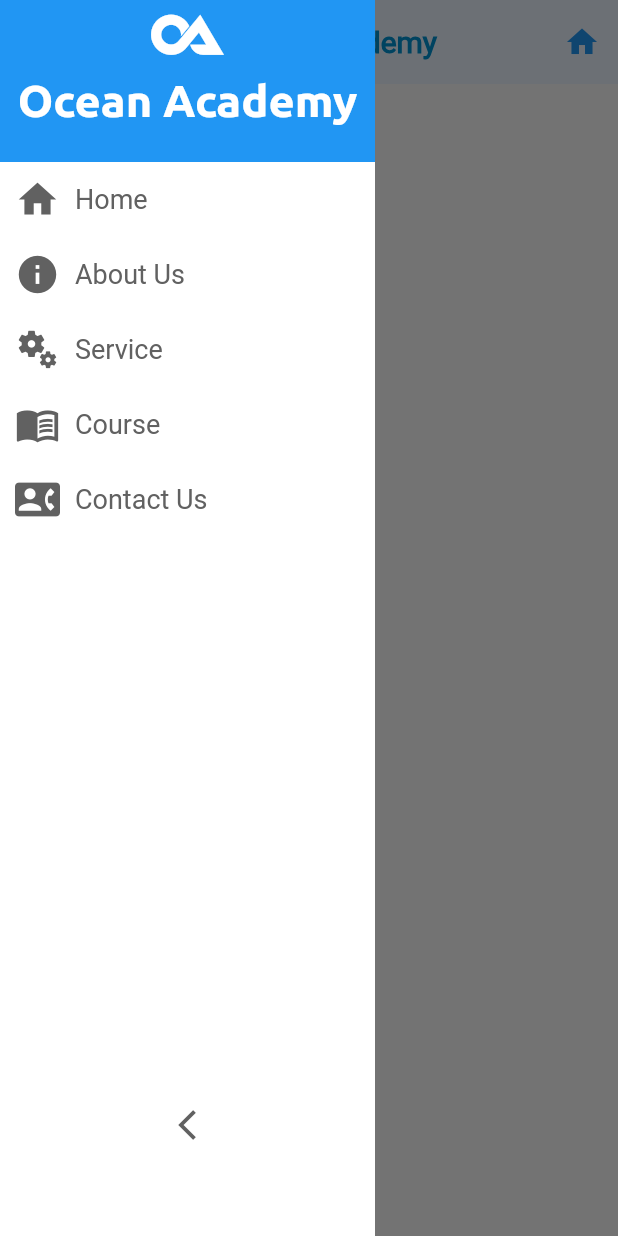
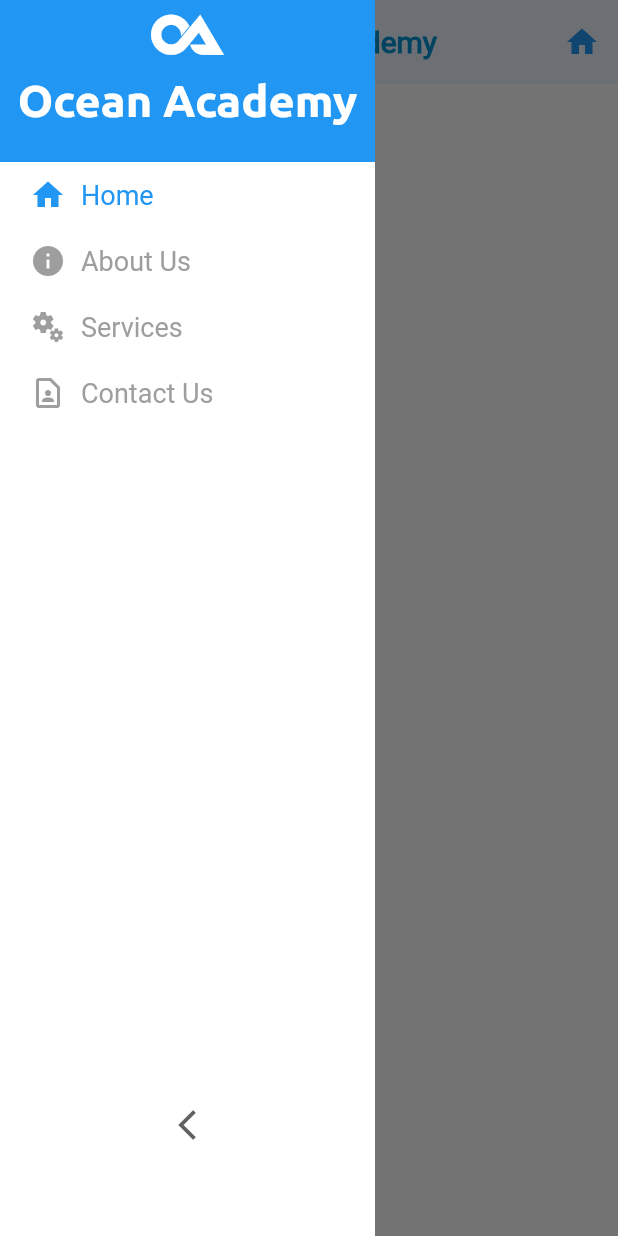
Before and after one commit to ocean-academy-OA/flutter_app_newocean, a Flutter app: the MenuBarDrawer widget shown alone on an empty page, opened directly, with the side drawer open, on a phone screen of 412 x 824 dp. Run offline on Flutter 3.47's test engine with Material 2 defaults, Android fonts, the phone set to English and light mode, and no system bars; our stand-ins replace auto_size_text, cloud_firestore, email_validator, flushbar, font_awesome_flutter, get_it and 8 more; missing offline and left inert: dart:html, progress_indicator_button; accounts and stored records are empty; project files that could hold a hidden picture were left out.

Commit message:
mobile nav bar routing completed

```diff
--- a/lib/Menu/Menu_DeskTop.dart
+++ b/lib/Menu/Menu_DeskTop.dart
@@ -99,6 +99,8 @@ class _NavbarRoutingState extends State<NavbarRouting> {
 
   @override
   Widget build(BuildContext context) {
+    print('hhhhhhhhhhhhhhhhhhhhhhh');
+    // print(settings.name);
     return Container(
       color: Color(0xFFECF5FF),
       child: Padding(
--- a/lib/Menu/Menubar_drawer.dart
+++ b/lib/Menu/Menubar_drawer.dart
@@ -1,8 +1,14 @@
+import 'package:flutter/cupertino.dart';
 import 'package:flutter/material.dart';
+import 'package:flutter/rendering.dart';
 import 'package:flutter_app_newocean/Landing/Home_view.dart';
+import 'package:flutter_app_newocean/Menu/Menu_DeskTop.dart';
 import 'package:flutter_app_newocean/Menu/menu_item.dart';
 import 'package:flutter_app_newocean/Menu/menu_item_widget.dart';
 import 'package:flutter_app_newocean/ocean_icon/ocean_icons.dart';
+import 'package:flutter_app_newocean/route/navigation_locator.dart';
+import 'package:flutter_app_newocean/route/navigation_service.dart';
+import 'package:flutter_app_newocean/route/routeNames.dart';
 
 class MenuBarDrawer extends StatefulWidget {
   @override
@@ -57,14 +63,33 @@ class _MenuBarDrawerState extends State<MenuBarDrawer>
             ),
           ),
           Expanded(
-              child: ListView.builder(
-            itemCount: menuItemList.length,
-            itemBuilder: (context, counter) {
-              return MenuItemWidget(
-                  title: menuItemList[counter].title,
-                  iconData: menuItemList[counter].icon);
-            },
+              child: Column(
+            children: [
+              menuItem(
+                  icon: Icons.home, text: 'Home', naviagationPath: HomeRoute),
+              menuItem(
+                  icon: Icons.info,
+                  text: 'About Us',
+                  naviagationPath: AboutRoute),
+              menuItem(
+                  icon: Icons.miscellaneous_services_rounded,
+                  text: 'Services',
+                  naviagationPath: ServiceRoute),
+              menuItem(
+                  icon: Icons.contact_page_outlined,
+                  text: 'Contact Us',
+                  naviagationPath: ContactUsRoute),
+            ],
           )),
+          // Expanded(
+          //     child: ListView.builder(
+          //   itemCount: menuItemList.length,
+          //   itemBuilder: (context, counter) {
+          //     return MenuItemWidget(
+          //         title: menuItemList[counter].title,
+          //         iconData: menuItemList[counter].icon);
+          //   },
+          // )),
           Container(
             margin: EdgeInsets.symmetric(vertical: 50),
             child: IconButton(
@@ -74,8 +99,8 @@ class _MenuBarDrawerState extends State<MenuBarDrawer>
                 scaffoldKey.currentState.openEndDrawer();
               },
             ),
-          )
-          // menuItem(text: "Home"),
+          ),
+
           // menuItem(text: "About Us"),
           // menuItem(text: "Service"),
           // menuItem(text: "Contact Us"),
@@ -84,26 +109,65 @@ class _MenuBarDrawerState extends State<MenuBarDrawer>
     );
   }
 
-  GestureDetector menuItem({text, Widget widget}) {
-    return GestureDetector(
-      onTap: () {
-        setState(() {
-          menu.updateAll((key, value) => menu[key] = false);
-          menu[text] = true;
-        });
-      },
-      child: Text(
-        text,
-        style: TextStyle(
-          color: menu[text] == true ? Colors.blue : Color(0xFF155575),
-          //color: Colors.red,
-          fontSize: 15.0,
-          fontWeight: FontWeight.bold,
-          //fontFamily: kfontname
+  MouseRegion menuItem({IconData icon, text, widget, naviagationPath}) {
+    return MouseRegion(
+      cursor: SystemMouseCursors.click,
+      child: GestureDetector(
+        child: Container(
+          margin: EdgeInsets.symmetric(vertical: 10, horizontal: 20),
+          child: Row(
+            children: [
+              Icon(
+                icon,
+                color:
+                    NavbarRouting.menu[text] ? Colors.blue : Colors.grey[500],
+              ),
+              SizedBox(width: 10),
+              Text(
+                text,
+                style: TextStyle(
+                  color:
+                      NavbarRouting.menu[text] ? Colors.blue : Colors.grey[500],
+                  fontSize: 18,
+                ),
+              ),
+            ],
+          ),
         ),
+        onTap: () {
+          setState(() {
+            NavbarRouting.menu
+                .updateAll((key, value) => NavbarRouting.menu[key] = false);
+            NavbarRouting.menu[text] = true;
+          });
+          locator<NavigationService>().navigateTo(naviagationPath);
+
+          ///todo named parameter routing
+          print(text);
+          scaffoldKey.currentState.openEndDrawer();
+        },
       ),
     );
   }
+
+  // GestureDetector menuItem({text, Widget widget}) {
+  //   return GestureDetector(
+  //     onTap: () {
+  //       setState(() {
+  //         menu.updateAll((key, value) => menu[key] = false);
+  //         menu[text] = true;
+  //       });
+  //     },
+  //     child: Text(
+  //       text,
+  //       style: TextStyle(
+  //         color: menu[text] == true ? Colors.blue : Color(0xFF155575),
+  //         //color: Colors.red,
+  //         fontSize: 15.0,
+  //         fontWeight: FontWeight.bold,
+  //         //fontFamily: kfontname
+  //       ),
+  //     ),
+  //   );
+  // }
 }
-
-class context {}
--- a/lib/route/dynamic_routing.dart
+++ b/lib/route/dynamic_routing.dart
@@ -4,6 +4,7 @@ import 'package:flutter_app_newocean/ContactUs/ContactUsViews/responsive_contact
 import 'package:flutter_app_newocean/Home/Views/responsive_home.dart';
 import 'package:flutter_app_newocean/Service/ServiceViews/ResponsiveService.dart';
 import 'package:flutter_app_newocean/route/routeNames.dart';
+import 'package:flutter_app_newocean/404/error_page.dart';
 
 Route<dynamic> generateRoute(
   RouteSettings settings,
@@ -39,7 +40,7 @@ Route<dynamic> generateRoute(
       );
     default:
       return _getPageRoute(
-        ResponsiveHome(),
+        ErrorPage(),
         settings,
       );
   }
```
Also changed, not shown: lib/404/error_page.dart (added, +19 -0 lines), firebase.json, 2 other files.
